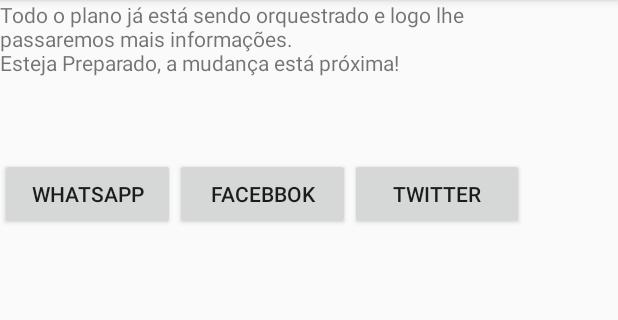
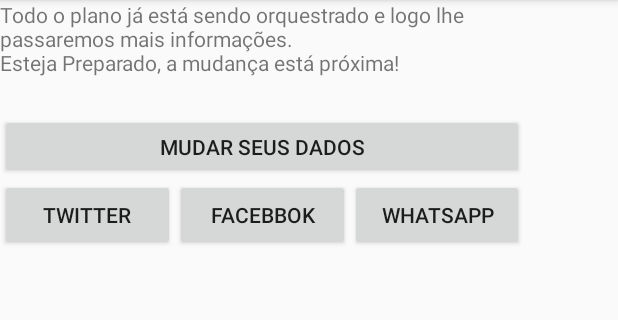
Before and after one commit to brunowber/ursal, an Android app: the CertificadoActivity screen opened directly, with no data from a screen before it, after a tap on "FACEBBOK", on a phone screen of 412 x 824 dp, the part 84-404 px from its top. Run offline under Robolectric (Android 15) with nearby library versions, the phone set to English and light mode, and no system bars; libraries missing offline, so code that uses them is left out: com.facebook.share; 1 statement that could not run was skipped.

Commit message:
Voltar para tela de usuario para modificar os dados

```diff
--- a/app/src/main/AndroidManifest.xml
+++ b/app/src/main/AndroidManifest.xml
@@ -23,6 +23,11 @@
                 android:resource="@xml/provider_paths"/>
         </provider>
 
+        <provider
+            android:authorities="com.facebook.app.FacebookContentProvider{APP_ID}"
+            android:name="com.facebook.FacebookContentProvider"
+            android:exported="true" />
+
 
 
         <activity android:name=".MainActivity">
--- a/app/src/main/java/ursal/ursal/CertificadoActivity.java
+++ b/app/src/main/java/ursal/ursal/CertificadoActivity.java
@@ -26,10 +26,14 @@ import android.widget.Button;
 import android.widget.ImageView;
 import android.widget.Toast;
 
+import com.facebook.share.model.ShareLinkContent;
+import com.facebook.share.widget.ShareDialog;
+
 import java.io.File;
 import java.io.FileNotFoundException;
 import java.io.FileOutputStream;
 import java.io.IOException;
+import java.io.NotActiveException;
 import java.io.OutputStream;
 
 public class CertificadoActivity extends AppCompatActivity {
@@ -39,6 +43,9 @@ public class CertificadoActivity extends AppCompatActivity {
     Button btn_gerar_certificado_whatsapp;
     Button btn_gerar_certificado_facebook;
     Button btn_gerar_certificado_twitter;
+
+    Button btn_voltar;
+
     DataBaseHelper db;
 
     @Override
@@ -53,6 +60,16 @@ public class CertificadoActivity extends AppCompatActivity {
         btn_gerar_certificado_whatsapp = findViewById(R.id.btn_gerar_certificado_whatsapp);
         btn_gerar_certificado_facebook = findViewById(R.id.btn_gerar_certificado_facebook);
         btn_gerar_certificado_twitter = findViewById(R.id.btn_gerar_certificado_twitter);
+
+        btn_voltar = findViewById(R.id.btn_voltar_usuario);
+
+        btn_voltar.setOnClickListener(new View.OnClickListener() {
+            @Override
+            public void onClick(View v) {
+                Intent usuario = new Intent(getBaseContext(), TelaUsuarioActivity.class);
+                startActivity(usuario);
+            }
+        });
 
         btn_gerar_certificado_whatsapp.setOnClickListener(new View.OnClickListener() {
             @Override
@@ -92,18 +109,10 @@ public class CertificadoActivity extends AppCompatActivity {
     }
 
     public void shareFacebook(Uri bmpUri) {
-        Intent facebookIntent = new Intent();
-        facebookIntent.setAction(Intent.ACTION_SEND);
-        facebookIntent.setPackage("com.facebook");
-
-        facebookIntent.putExtra(Intent.EXTRA_STREAM, bmpUri);
-        facebookIntent.setType("image/*");
-        facebookIntent.addFlags(Intent.FLAG_GRANT_READ_URI_PERMISSION);
-        facebookIntent.addFlags(Intent.FLAG_ACTIVITY_NEW_TASK);
         try {
-            startActivity(facebookIntent);
-        } catch (android.content.ActivityNotFoundException ex) {
-            toast("Facebook não está instalado.");
+            throw  new NotActiveException();
+        } catch (NotActiveException e) {
+            e.printStackTrace();
         }
     }
 
--- a/app/src/main/res/layout/activity_certificado.xml
+++ b/app/src/main/res/layout/activity_certificado.xml
@@ -16,22 +16,31 @@
         <TextView
             android:id="@+id/textView2"
             android:layout_width="match_parent"
-            android:layout_height="105dp"
+            android:layout_height="76dp"
             android:text="@string/tela_certificado"
             tools:layout_editor_absoluteX="16dp"
             tools:layout_editor_absoluteY="16dp" />
 
-        <LinearLayout
+        <Button
+            android:id="@+id/btn_voltar_usuario"
+            android:layout_width="match_parent"
+            android:layout_height="162dp"
+            android:layout_weight="1"
+            android:text="@string/voltar"
+            tools:layout_editor_absoluteX="18dp"
+            tools:layout_editor_absoluteY="60dp" />
+
+        <TableRow
             android:layout_width="match_parent"
             android:layout_height="match_parent"
-            android:orientation="horizontal">
+            android:layout_weight="1">
 
             <Button
-                android:id="@+id/btn_gerar_certificado_whatsapp"
+                android:id="@+id/btn_gerar_certificado_twitter"
                 android:layout_width="match_parent"
                 android:layout_height="wrap_content"
                 android:layout_weight="1"
-                android:text="@string/certificado_whats" />
+                android:text="@string/certificado_twitter" />
 
             <Button
                 android:id="@+id/btn_gerar_certificado_facebook"
@@ -41,12 +50,13 @@
                 android:text="@string/certificado_face" />
 
             <Button
-                android:id="@+id/btn_gerar_certificado_twitter"
+                android:id="@+id/btn_gerar_certificado_whatsapp"
                 android:layout_width="match_parent"
                 android:layout_height="wrap_content"
                 android:layout_weight="1"
-                android:text="@string/certificado_twitter" />
-        </LinearLayout>
+                android:text="@string/certificado_whats" />
+        </TableRow>
 
     </LinearLayout>
+
 </android.support.constraint.ConstraintLayout>
--- a/app/src/main/res/values/strings.xml
+++ b/app/src/main/res/values/strings.xml
@@ -89,6 +89,7 @@
     <string name="certificado_whats">WhatsApp</string>
     <string name="certificado_face">Facebbok</string>
     <string name="certificado_twitter">Twitter</string>
+    <string name="voltar">Mudar seus dados</string>
 
 
     <string name="action_settings">Settings</string>
```
